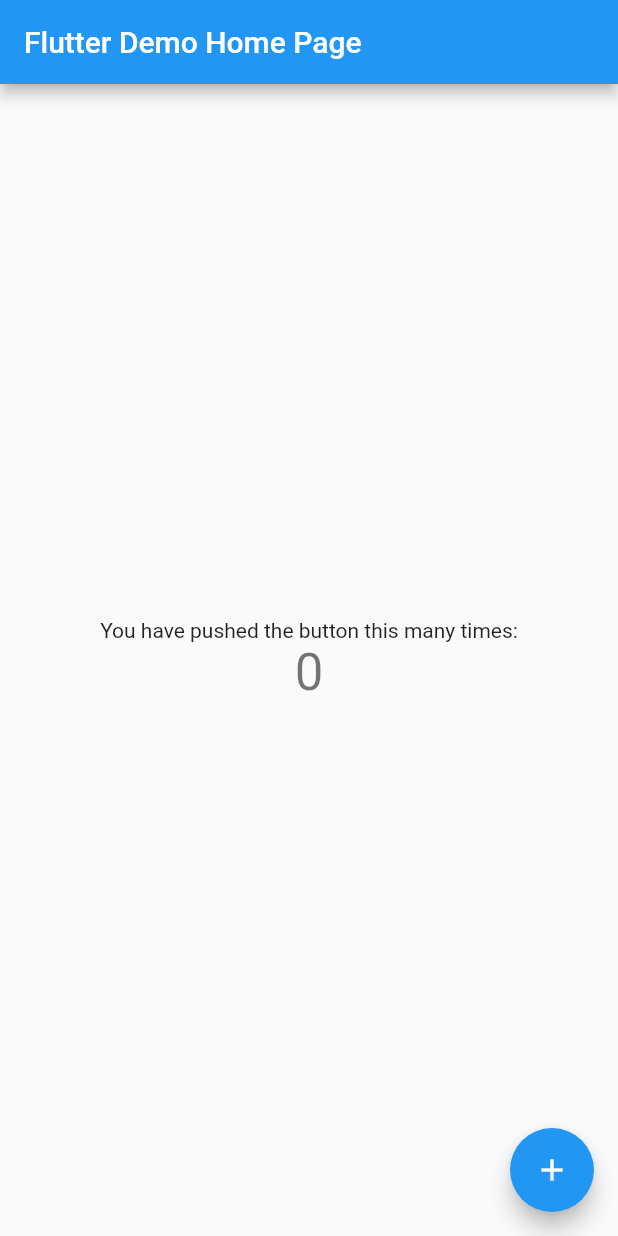
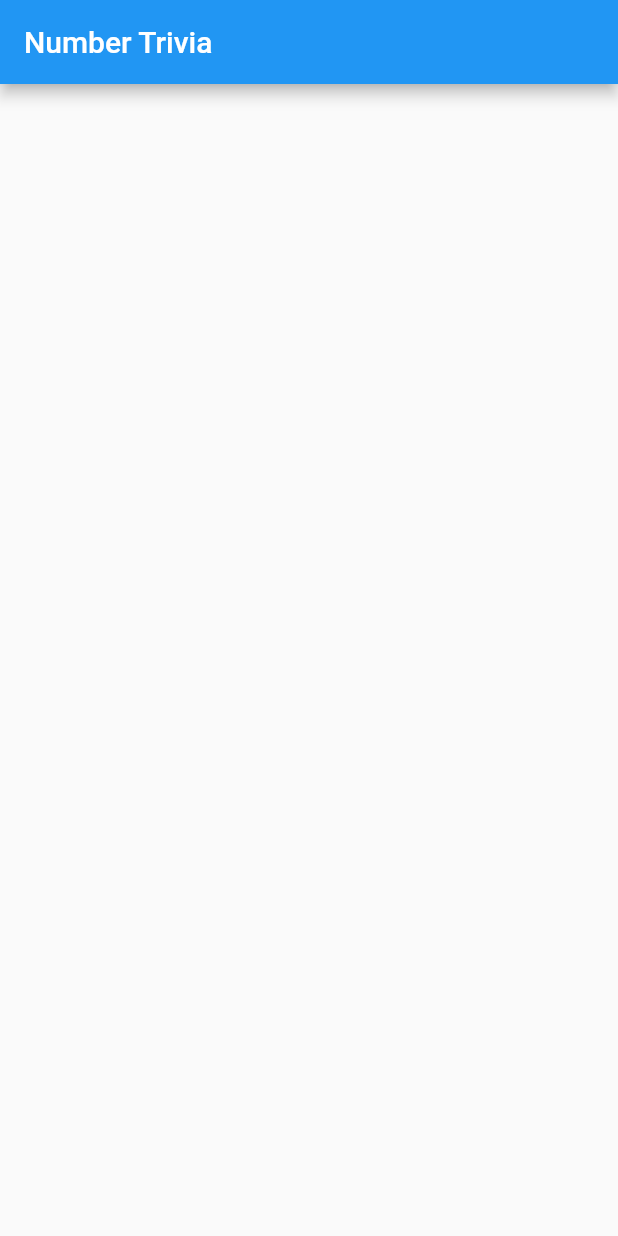
Before and after one commit to jemcmullin/flutter_learn_architecture, a Flutter app: the screen it shows after launch, on a phone screen of 412 x 824 dp. Run offline on Flutter 3.47's test engine with Material 2 defaults, Android fonts, the light colour scheme and no system bars; our stand-ins replace bloc, dartz, equatable, get_it, internet_connection_checker, shared_preferences.

Commit message:
fix imports and setup first page

```diff
--- /dev/null
+++ b/lib/features/number_trivia/presentation/pages/number_trivia_page.dart
@@ -0,0 +1,14 @@
+import 'package:flutter/material.dart';
+
+class NumberTriviaPage extends StatelessWidget {
+  const NumberTriviaPage({Key? key}) : super(key: key);
+
+  @override
+  Widget build(BuildContext context) {
+    return Scaffold(
+      appBar: AppBar(
+        title: const Text('Number Trivia'),
+      ),
+    );
+  }
+}
--- a/lib/main.dart
+++ b/lib/main.dart
@@ -1,4 +1,5 @@
 import 'package:flutter/material.dart';
+import 'features/number_trivia/presentation/pages/number_trivia_page.dart';
 import 'injection_container.dart' as getitdi;
 
 void main() {
@@ -14,105 +15,11 @@
   @override
   Widget build(BuildContext context) {
     return MaterialApp(
-      title: 'Flutter Demo',
+      title: 'Number Trivia',
       theme: ThemeData(
-        // This is the theme of your application.
-        //
-        // Try running your application with "flutter run". You'll see the
-        // application has a blue toolbar. Then, without quitting the app, try
-        // changing the primarySwatch below to Colors.green and then invoke
-        // "hot reload" (press "r" in the console where you ran "flutter run",
-        // or simply save your changes to "hot reload" in a Flutter IDE).
-        // Notice that the counter didn't reset back to zero; the application
-        // is not restarted.
         primarySwatch: Colors.blue,
       ),
-      home: const MyHomePage(title: 'Flutter Demo Home Page'),
+      home: const NumberTriviaPage(),
     );
   }
 }
-
-class MyHomePage extends StatefulWidget {
-  const MyHomePage({Key? key, required this.title}) : super(key: key);
-
-  // This widget is the home page of your application. It is stateful, meaning
-  // that it has a State object (defined below) that contains fields that affect
-  // how it looks.
-
-  // This class is the configuration for the state. It holds the values (in this
-  // case the title) provided by the parent (in this case the App widget) and
-  // used by the build method of the State. Fields in a Widget subclass are
-  // always marked "final".
-
-  final String title;
-
-  @override
-  State<MyHomePage> createState() => _MyHomePageState();
-}
-
-class _MyHomePageState extends State<MyHomePage> {
-  int _counter = 0;
-
-  void _incrementCounter() {
-    setState(() {
-      // This call to setState tells the Flutter framework that something has
-      // changed in this State, which causes it to rerun the build method below
-      // so that the display can reflect the updated values. If we changed
-      // _counter without calling setState(), then the build method would not be
-      // called again, and so nothing would appear to happen.
-      _counter++;
-    });
-  }
-
-  @override
-  Widget build(BuildContext context) {
-    // This method is rerun every time setState is called, for instance as done
-    // by the _incrementCounter method above.
-    //
-    // The Flutter framework has been optimized to make rerunning build methods
-    // fast, so that you can just rebuild anything that needs updating rather
-    // than having to individually change instances of widgets.
-    return Scaffold(
-      appBar: AppBar(
-        // Here we take the value from the MyHomePage object that was created by
-        // the App.build method, and use it to set our appbar title.
-        title: Text(widget.title),
-      ),
-      body: Center(
-        // Center is a layout widget. It takes a single child and positions it
-        // in the middle of the parent.
-        child: Column(
-          // Column is also a layout widget. It takes a list of children and
-          // arranges them vertically. By default, it sizes itself to fit its
-          // children horizontally, and tries to be as tall as its parent.
-          //
-          // Invoke "debug painting" (press "p" in the console, choose the
-          // "Toggle Debug Paint" action from the Flutter Inspector in Android
-          // Studio, or the "Toggle Debug Paint" command in Visual Studio Code)
-          // to see the wireframe for each widget.
-          //
-          // Column has various properties to control how it sizes itself and
-          // how it positions its children. Here we use mainAxisAlignment to
-          // center the children vertically; the main axis here is the vertical
-          // axis because Columns are vertical (the cross axis would be
-          // horizontal).
-          mainAxisAlignment: MainAxisAlignment.center,
-          children: <Widget>[
-            const Text(
-              'You have pushed the button this many times:',
-            ),
-            Text(
-              '$_counter',
-              style: Theme.of(context).textTheme.headline4,
-            ),
-          ],
-        ),
-      ),
-      floatingActionButton: FloatingActionButton(
-        onPressed: _incrementCounter,
-        tooltip: 'Increment',
-        child: const Icon(Icons.add),
-      ), // This trailing comma makes auto-formatting nicer for build methods.
-    );
-  }
-}
```
Also changed, not shown: lib/injection_container.dart (+8 -8 lines).
